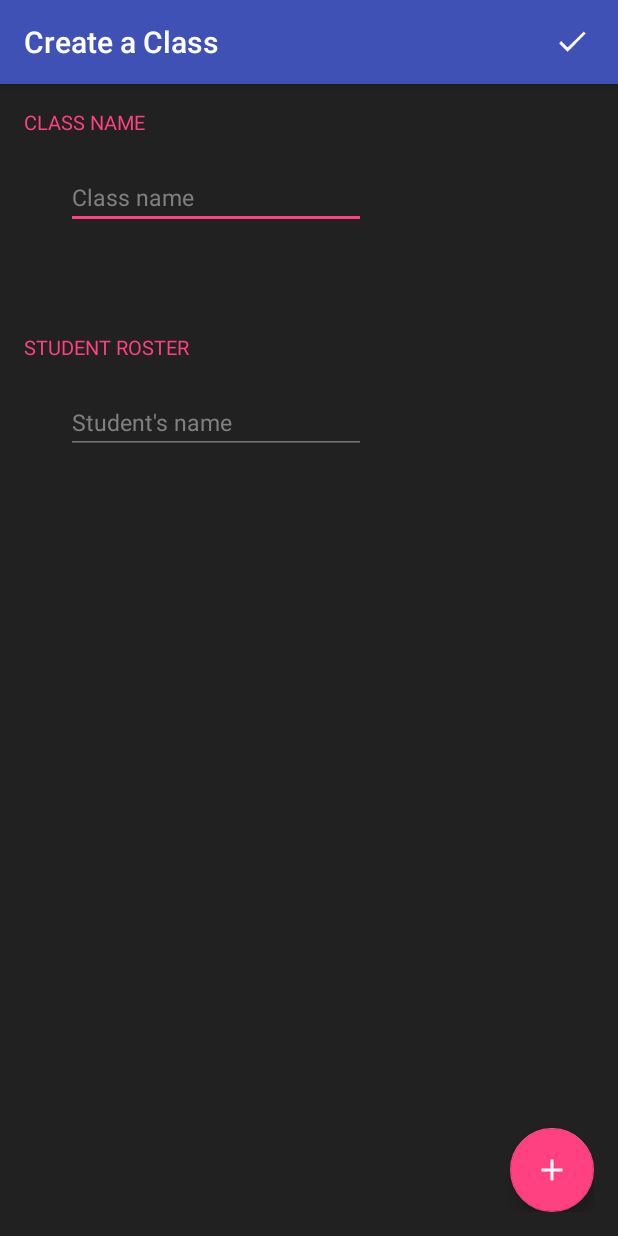
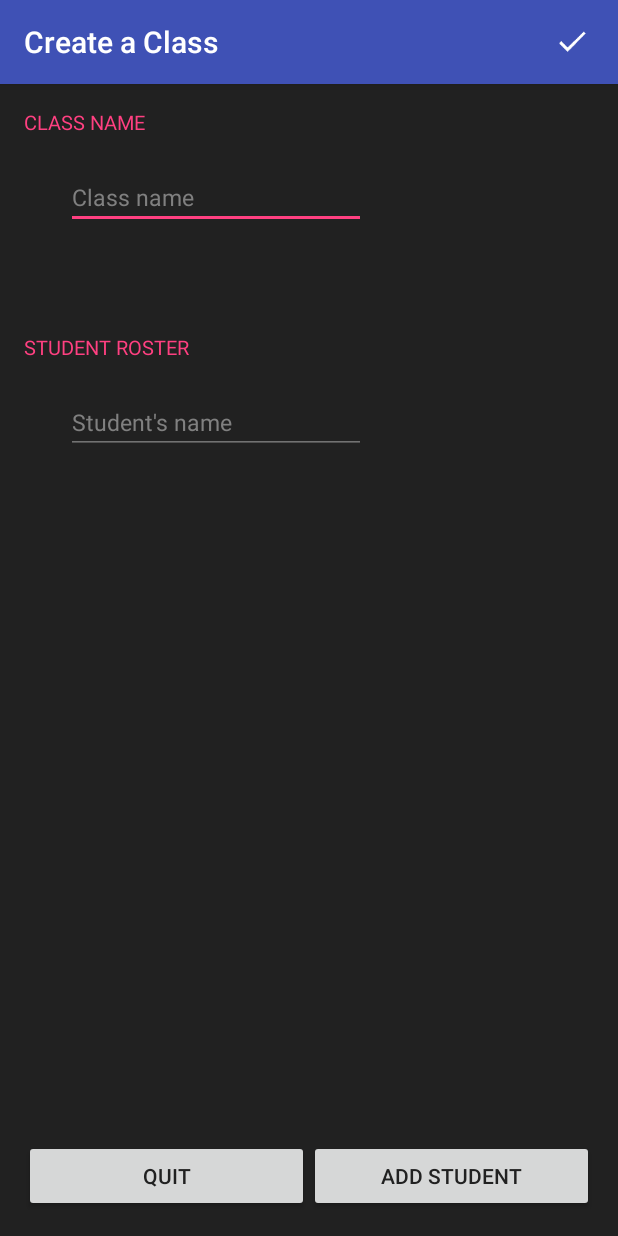
Before and after one commit to Lard4/Class_Grouper, an Android app: the screen it shows after launch (ActivityCreateClass), after a tap on an icon or button, on a phone screen of 412 x 824 dp. Run offline under Robolectric (Android 15) with nearby library versions, the phone set to English and light mode, and no system bars; 1 statement that could not run was skipped.

Commit message:
Refactor functionality of roster storage
ARRAYLISTS FTW!!!

```diff
--- a/app/src/main/java/com/dirinc/classgrouper/ActivityCreateClass.java
+++ b/app/src/main/java/com/dirinc/classgrouper/ActivityCreateClass.java
@@ -15,6 +15,7 @@ import android.text.TextWatcher;
 import android.util.Log;
 import android.view.HapticFeedbackConstants;
 import android.view.View;
+import android.widget.Button;
 import android.widget.EditText;
 import android.widget.ImageButton;
 import android.widget.RelativeLayout;
@@ -28,7 +29,7 @@ public class ActivityCreateClass extends AppCompatActivity {
     private EditText className;
     private EditText studentOneName;
     private ImageButton createClass;
-    private FloatingActionButton addNewStudent;
+    private Button addNewStudent;
     private RelativeLayout relativeLayout;
 
     private SharedPreferences sharedPreferences;
@@ -41,12 +42,12 @@ public class ActivityCreateClass extends AppCompatActivity {
     private SharedPreferences.Editor prefsEdit;
 
     private static final String SHARED_PREFS = "shared_preferences";
-    private static final String SHARED_PREFS_CLASS1 = "class1";
-    private static final String SHARED_PREFS_CLASS2 = "class2";
-    private static final String SHARED_PREFS_CLASS3 = "class3";
-    private static final String SHARED_PREFS_CLASS4 = "class4";
-    private static final String SHARED_PREFS_CLASS5 = "class5";
-    private static final String SHARED_PREFS_CLASS6 = "class6";
+    private static final String SHARED_PREFS_CLASS1 = "class0";
+    private static final String SHARED_PREFS_CLASS2 = "class1";
+    private static final String SHARED_PREFS_CLASS3 = "class2";
+    private static final String SHARED_PREFS_CLASS4 = "class3";
+    private static final String SHARED_PREFS_CLASS5 = "class4";
+    private static final String SHARED_PREFS_CLASS6 = "class5";
 
 
     private HashMap <Integer, String> class1 = new HashMap<>();
@@ -58,7 +59,6 @@ public class ActivityCreateClass extends AppCompatActivity {
 
     private int numberOfClasses = 0;
     private int id = 0;
-    private int studentCounter = 0;
 
     @Override
     protected void onCreate(Bundle savedInstanceState) {
@@ -90,7 +90,7 @@ public class ActivityCreateClass extends AppCompatActivity {
         className = (EditText) findViewById(R.id.className);
         studentOneName = (EditText) findViewById(R.id.student_name);
         createClass = (ImageButton) findViewById(R.id.createClass);
-        addNewStudent = (FloatingActionButton) findViewById(R.id.prompt_student_name);
+        addNewStudent = (Button) findViewById(R.id.add_student_create);
 
         studentOneName.addTextChangedListener(new TextWatcher() {
             @Override
@@ -229,7 +229,7 @@ public class ActivityCreateClass extends AppCompatActivity {
         if (!className.getText().toString().equals("")) {
             Log.d("SHARED_PREFS", "Putting " + newClass);
             prefsEdit = sharedPreferences.edit();
-            prefsEdit.putString(("class" + numberOfClasses), newClass);
+            prefsEdit.putString(("class" + (numberOfClasses - 1)), newClass);
             prefsEdit.putInt("numberOfClasses", numberOfClasses);
             prefsEdit.apply();
 
--- a/app/src/main/java/com/dirinc/classgrouper/ActivityMain.java
+++ b/app/src/main/java/com/dirinc/classgrouper/ActivityMain.java
@@ -1,5 +1,6 @@
 package com.dirinc.classgrouper;
 
+import android.content.Context;
 import android.content.DialogInterface;
 import android.content.Intent;
 import android.content.SharedPreferences;
@@ -20,6 +21,8 @@ import android.view.MenuItem;
 import android.widget.Toast;
 
 import java.io.File;
+import java.util.ArrayList;
+import java.util.HashMap;
 import java.util.Random;
 
 public class ActivityMain extends AppCompatActivity implements NavigationDrawerCallbacks {
@@ -94,8 +97,8 @@ public class ActivityMain extends AppCompatActivity implements NavigationDrawerC
         RecyclerView mRecyclerView = (RecyclerView) findViewById(R.id.class_recycler);
         RecyclerView.LayoutManager mLayoutManager = new GridLayoutManager(this, 2);
         mRecyclerView.setLayoutManager(mLayoutManager);
-        RecyclerView.Adapter mAdapter = new CardAdapter(null, 0,
-                getApplicationContext(), true, getClassData(), findViewById(R.id.main_layout));
+        RecyclerView.Adapter mAdapter = new CardAdapter(getClassData(this),
+                findViewById(R.id.main_layout), this);
         mRecyclerView.setAdapter(mAdapter);
         mRecyclerView.addOnScrollListener(new RecyclerView.OnScrollListener() {
             @Override
@@ -108,20 +111,51 @@ public class ActivityMain extends AppCompatActivity implements NavigationDrawerC
         });
     }
 
-    public String[][] getClassData() {
-        String[][] classData = new String[100][2];
+    public ArrayList<ClassInfo> getClassData(Context context) {
+        ArrayList<ClassInfo> classes = new ArrayList<>();
+        SharedPreferences prefs = context.getSharedPreferences("shared_preferences", 0);
+        int nClasses = prefs.getInt("numberOfClasses", 0);
 
-        for (int i = 0; i < classData.length; i++) {
-            for (int ii = 0; ii < classData[i].length; ii++) {
-                classData[i][ii] = "";
-            }
+        if (nClasses == 0) {
+            ClassInfo newClass = new ClassInfo(-1, context);
+            newClass.setCardName("No Classes!")
+                    .setCardStudentCount("CREATE A CLASS TO GET STARTED")
+                    .setCardColor(generateColor());
+
+            classes.add(newClass);
+            return classes;
         }
 
-        for (int i = 0; i < 20; i++) {
-            classData[i][0] = "Class " + i;
-            classData[i][1] = new Random().nextInt(50) + " STUDENTS";
+        for (int i = 0; i < nClasses; i++) {
+            ClassInfo newClass = new ClassInfo(i, context);
+            HashMap<Integer, String> roster = new HashMap<>();
+            SharedPreferences classPrefs = context.getSharedPreferences("class" + i, 0);
+            int student = 0;
+
+            while (true) {
+                if (classPrefs.contains(String.valueOf(student))) {
+                    roster.put(student, classPrefs.getString(String.valueOf(student), null));
+                    student++;
+                } else {
+                    break;
+                }
+            }
+            newClass.setMap(roster);
+            newClass.setCardName(prefs.getString("class" + i, null))
+                    .setCardStudentCount(roster.size() + " STUDENTS")
+                    .setCardColor(ActivityMain.generateColor());
+
+            classes.add(newClass);
         }
-        return classData;
+        return classes;
+    }
+
+    public static int generateColor() {
+        Random rand = new Random();
+        return Color.argb(255,              //Opacity
+                rand.nextInt(156) + 100,    //R
+                rand.nextInt(156) + 100,    //G
+                rand.nextInt(156) + 100);   //B
     }
 
     @Override
--- a/app/src/main/java/com/dirinc/classgrouper/CardAdapter.java
+++ b/app/src/main/java/com/dirinc/classgrouper/CardAdapter.java
@@ -25,12 +25,9 @@ import java.util.Random;
 
 public class CardAdapter extends RecyclerView.Adapter<CardAdapter.ViewHolder> {
 
-    private List<Student> mStudents;
-    private List<ClassInfo> mClasses;
+    private List<Student> students;
+    private List<ClassInfo> classData;
     private HashMap<Integer, String> thisClass;
-
-    private String[][] classData = new String[100][2];
-    private static final int TOOLBAR_ID_CONSTANT = 100;
 
     private int nClass;
     private boolean isMain;
@@ -38,41 +35,33 @@ public class CardAdapter extends RecyclerView.Adapter<CardAdapter.ViewHolder> {
     private View layout;
     public Context context;
 
-    public CardAdapter(HashMap<Integer, String> thisClass, int nClass, Context context,
-                       boolean isMain, String classData[][], View layout) {
+    /** Roster Activity **/
+    public CardAdapter(ArrayList<ClassInfo> classData, int nClass, Context context) {
         super();
-        this.isMain = isMain;
-        this.layout = layout;
-
-        if (isMain) {
+        this.isMain = false;
+        this.context = context;
         this.classData = classData;
-            mClasses = new ArrayList<>();
-
-            for (int i = 0; i < classData.length; i++) {
-                ClassInfo newClass = new ClassInfo(i, context);
-
-                if (classData[i][0].equals("")) break; //Exit for loop once we hit bottom
-
-                newClass.setCardName(classData[i][0])
-                        .setCardStudentCount(classData[i][1])
-                        .setCardColor(generateColor());
-                mClasses.add(newClass);
-            }
-        } else {
-            this.thisClass = thisClass;
         this.nClass = nClass;
         this.classEditor = new ClassInfo(nClass, context);
-
-            mStudents = new ArrayList<>();
+        this.students = new ArrayList<>();
+        this.thisClass = classData.get(nClass).getMap();
 
         for (int i = 0; i < thisClass.size(); i++) {
             Student student = new Student();
             if (getInitials(i) != null) {
                 student.setInitials(getInitials(i)).setColor(generateColor());
-                    mStudents.add(student);
+                students.add(student);
             }
         }
     }
+
+    /** Main Activity **/
+    public CardAdapter(ArrayList<ClassInfo> classData, View layout, Context context) {
+        super();
+        this.isMain = true;
+        this.layout = layout;
+        this.classData = classData;
+        this.context = context;
     }
 
     @Override
@@ -91,7 +80,7 @@ public class CardAdapter extends RecyclerView.Adapter<CardAdapter.ViewHolder> {
     @Override
     public void onBindViewHolder(ViewHolder viewHolder, final int i) {
         if (isMain) {
-            ClassInfo classInfo = mClasses.get(i);
+            ClassInfo classInfo = classData.get(i);
             viewHolder.classCard.setOnClickListener(new View.OnClickListener() {
                 @Override
                 public void onClick(View v) {
@@ -134,28 +123,29 @@ public class CardAdapter extends RecyclerView.Adapter<CardAdapter.ViewHolder> {
                 }
             });
         } else {
-            Student student = mStudents.get(i);
+            Student student = students.get(i);
             viewHolder.studentCardColor.setBackgroundColor(student.getColor());
             viewHolder.studentCardInitials.setText(student.getInitials());
-
+            /*
             viewHolder.studentCardDelete.setOnClickListener(new View.OnClickListener() {
                 @Override
                 public void onClick(View v) {
-                    mStudents.remove(i);
+                    students.remove(i);
                     notifyItemRemoved(i);
-                    notifyItemRangeChanged(i, mStudents.size());
+                    notifyItemRangeChanged(i, students.size());
                     classEditor.removeStudent(i);
                 }
             });
+            */
         }
     }
 
     @Override
     public int getItemCount() {
         if (isMain) {
-            return mClasses.size();
+            return classData.size();
         } else {
-            return mStudents.size();
+            return students.size();
         }
     }
 
--- a/app/src/main/java/com/dirinc/classgrouper/ClassInfo.java
+++ b/app/src/main/java/com/dirinc/classgrouper/ClassInfo.java
@@ -2,6 +2,8 @@ package com.dirinc.classgrouper;
 
 import android.content.Context;
 import android.content.SharedPreferences;
+import android.os.Parcel;
+import android.os.Parcelable;
 import android.util.Log;
 
 import java.util.HashMap;
--- a/app/src/main/java/com/dirinc/classgrouper/NavigationDrawerFragment.java
+++ b/app/src/main/java/com/dirinc/classgrouper/NavigationDrawerFragment.java
@@ -3,7 +3,6 @@ package com.dirinc.classgrouper;
 import android.app.Activity;
 import android.app.Fragment;
 import android.content.Intent;
-import android.content.SharedPreferences;
 import android.content.res.Configuration;
 import android.graphics.Bitmap;
 import android.graphics.BitmapShader;
@@ -16,7 +15,6 @@ import android.graphics.RectF;
 import android.graphics.Shader;
 import android.graphics.drawable.Drawable;
 import android.os.Bundle;
-import android.preference.PreferenceManager;
 import android.support.v4.widget.DrawerLayout;
 import android.support.v7.app.ActionBarDrawerToggle;
 import android.support.v7.widget.LinearLayoutManager;
@@ -35,8 +33,6 @@ public class NavigationDrawerFragment extends Fragment implements NavigationDraw
 
     private static final String STATE_SELECTED_POSITION = "selected_navigation_drawer_position";
 
-    private static final String PREF_USER_LEARNED_DRAWER = "navigation_drawer_learned";
-
     private NavigationDrawerCallbacks callbacks;
 
     private ActionBarDrawerToggle actionBarDrawerToggle;
@@ -50,14 +46,10 @@ public class NavigationDrawerFragment extends Fragment implements NavigationDraw
 
     private int currentSelectedPosition = 0;
     private boolean fromSavedInstanceState;
-    private boolean userLearnedDrawer;
 
     @Override
     public void onCreate(Bundle savedInstanceState) {
         super.onCreate(savedInstanceState);
-
-        SharedPreferences sp = PreferenceManager.getDefaultSharedPreferences(getActivity());
-        userLearnedDrawer = sp.getBoolean(PREF_USER_LEARNED_DRAWER, false);
 
         if (savedInstanceState != null) {
             currentSelectedPosition = savedInstanceState.getInt(STATE_SELECTED_POSITION);
@@ -137,12 +129,6 @@ public class NavigationDrawerFragment extends Fragment implements NavigationDraw
                 public void onDrawerOpened(View drawerView) {
                     super.onDrawerOpened(drawerView);
                     if (!isAdded()) return;
-                    if (!userLearnedDrawer) {
-                        userLearnedDrawer = true;
-                        SharedPreferences sp = PreferenceManager
-                                .getDefaultSharedPreferences(getActivity());
-                        sp.edit().putBoolean(PREF_USER_LEARNED_DRAWER, true).apply();
-                    }
                     getActivity().invalidateOptionsMenu(); // calls onPrepareOptionsMenu()
                 }
             };
@@ -164,12 +150,6 @@ public class NavigationDrawerFragment extends Fragment implements NavigationDraw
                 public void onDrawerOpened(View drawerView) {
                     super.onDrawerOpened(drawerView);
                     if (!isAdded()) return;
-                    if (!userLearnedDrawer) {
-                        userLearnedDrawer = true;
-                        SharedPreferences sp = PreferenceManager
-                                .getDefaultSharedPreferences(getActivity());
-                        sp.edit().putBoolean(PREF_USER_LEARNED_DRAWER, true).apply();
-                    }
                     getActivity().invalidateOptionsMenu(); // calls onPrepareOptionsMenu()
                 }
             };
@@ -188,10 +168,6 @@ public class NavigationDrawerFragment extends Fragment implements NavigationDraw
                     startActivity(intent);
                 }
             });
-        }
-
-        if (!userLearnedDrawer && !fromSavedInstanceState) {
-            this.drawerLayout.openDrawer(fragmentContainerView);
         }
 
         this.drawerLayout.post(new Runnable() {
--- a/app/src/main/res/layout/content_create_class.xml
+++ b/app/src/main/res/layout/content_create_class.xml
@@ -82,12 +82,22 @@
 
     </ScrollView>
 
-    <android.support.design.widget.FloatingActionButton
-        android:id="@+id/prompt_student_name"
-        android:layout_width="wrap_content"
+    <LinearLayout
+        android:layout_width="match_parent"
         android:layout_height="wrap_content"
-        android:layout_alignParentBottom="true"
-        android:layout_alignParentEnd="true"
-        android:src="@drawable/fab_add" />
+        android:orientation="horizontal"
+        android:layout_alignParentBottom="true">
+
+        <Button android:id="@+id/cancel_create"
+            android:layout_width="190dp"
+            android:layout_height="wrap_content"
+            android:text="Quit" />
+
+        <Button android:id="@+id/add_student_create"
+            android:layout_width="190dp"
+            android:layout_height="wrap_content"
+            android:text="Add Student" />
+
+    </LinearLayout>
 
 </RelativeLayout>
```
Also changed, not shown: app/src/main/java/com/dirinc/classgrouper/ActivityClassRoster.java (+3 -46 lines). Lines whose indentation alone changed are shown as unchanged.
